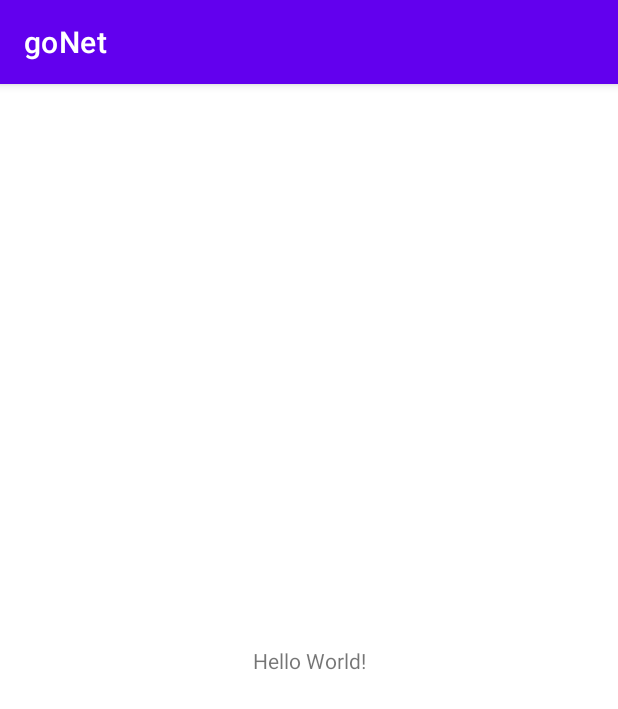
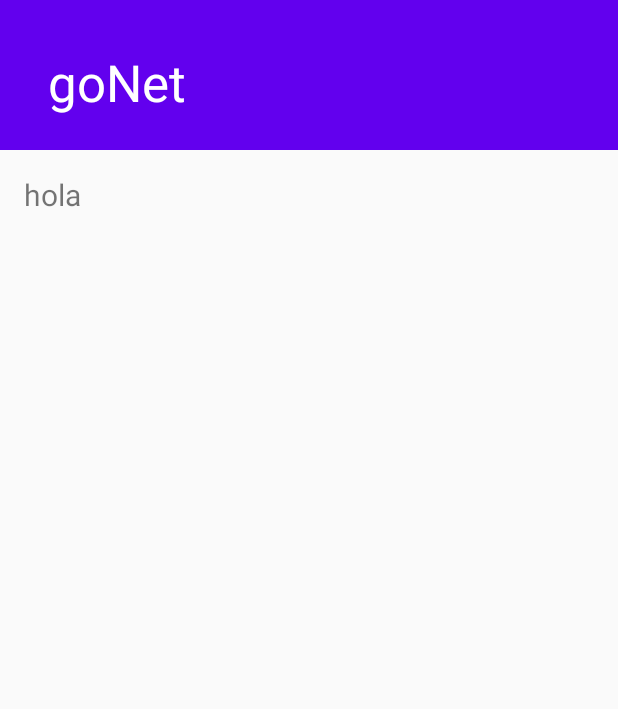
Before and after one commit to DIGIMATWEB/goNet, an Android app: the screen it shows after launch (MainActivity before the commit, secondActivity after it), on a phone screen of 412 x 824 dp. Shown: the top 709 px of the screen. Run offline under Robolectric (Android 15) with nearby library versions, the phone set to English and light mode, and no system bars.

Commit message:
setup splash
-setup splash like netflix

```diff
--- a/goNet/app/build.gradle
+++ b/goNet/app/build.gradle
@@ -35,4 +35,7 @@ dependencies {
     testImplementation 'junit:junit:4.+'
     androidTestImplementation 'androidx.test.ext:junit:1.1.3'
     androidTestImplementation 'androidx.test.espresso:espresso-core:3.4.0'
+
+    /*lottie implementation*/
+    implementation 'com.airbnb.android:lottie:4.2.2'
 }
--- a/goNet/app/src/main/AndroidManifest.xml
+++ b/goNet/app/src/main/AndroidManifest.xml
@@ -18,6 +18,10 @@
                 <category android:name="android.intent.category.LAUNCHER" />
             </intent-filter>
         </activity>
+        <activity
+            android:name=".secondactivity.view.secondActivity"
+            android:screenOrientation="portrait">
+        </activity>
     </application>
 
 </manifest>
--- a/goNet/app/src/main/java/com/goNet/gonet/MainActivity.java
+++ b/goNet/app/src/main/java/com/goNet/gonet/MainActivity.java
@@ -2,13 +2,59 @@ package com.goNet.gonet;
 
 import androidx.appcompat.app.AppCompatActivity;
 
+import android.animation.ValueAnimator;
+import android.content.Intent;
+import android.media.MediaPlayer;
 import android.os.Bundle;
+import android.os.Handler;
+
+import com.airbnb.lottie.LottieAnimationView;
+import com.goNet.gonet.secondactivity.view.secondActivity;
 
 public class MainActivity extends AppCompatActivity {
 
+    private  MediaPlayer song1 = new MediaPlayer();
     @Override
     protected void onCreate(Bundle savedInstanceState) {
         super.onCreate(savedInstanceState);
         setContentView(R.layout.activity_main);
+
+        LottieAnimationView animationView= findViewById(R.id.splash);
+
+
+
+        song1 = MediaPlayer.create(getApplicationContext(),  R.raw.netflixsound);
+        song1.setLooping(false);
+        animationView.addAnimatorUpdateListener(
+                        (animation) -> {
+                            // Do something.
+                            song1.start();
+
+
+                        });
+        animationView.playAnimation();
+
+        if (animationView.isAnimating()) {
+
+        }else
+        {
+
+            new Handler().postDelayed(new Runnable() {
+
+                @Override
+                public void run() {
+                    song1.pause();
+                    goToLoginContainer();
+
+                }
+            },4000);
+        }
+    }
+    private void goToLoginContainer() {
+        Intent intent = new Intent(MainActivity.this, secondActivity.class);
+        intent.addFlags(Intent.FLAG_ACTIVITY_CLEAR_TOP);
+        startActivity(intent);
+        finish();
+
     }
 }
--- /dev/null
+++ b/goNet/app/src/main/java/com/goNet/gonet/secondactivity/view/secondActivity.java
@@ -0,0 +1,15 @@
+package com.goNet.gonet.secondactivity.view;
+
+import android.os.Bundle;
+
+import androidx.appcompat.app.AppCompatActivity;
+
+import com.goNet.gonet.R;
+
+public class secondActivity extends AppCompatActivity {
+    @Override
+    protected void onCreate(Bundle savedInstanceState) {
+        super.onCreate(savedInstanceState);
+        setContentView(R.layout.second_activity);
+    }
+}
--- a/goNet/app/src/main/res/layout/activity_main.xml
+++ b/goNet/app/src/main/res/layout/activity_main.xml
@@ -4,15 +4,24 @@
     xmlns:tools="http://schemas.android.com/tools"
     android:layout_width="match_parent"
     android:layout_height="match_parent"
+    android:background="@color/black"
     tools:context=".MainActivity">
 
-    <TextView
-        android:layout_width="wrap_content"
+
+
+    <com.airbnb.lottie.LottieAnimationView
+        android:id="@+id/splash"
+        android:layout_width="match_parent"
         android:layout_height="wrap_content"
-        android:text="Hello World!"
+        app:lottie_rawRes="@raw/netflix_logo"
+        app:lottie_autoPlay="true"
+        app:lottie_loop="false"
         app:layout_constraintBottom_toBottomOf="parent"
-        app:layout_constraintLeft_toLeftOf="parent"
-        app:layout_constraintRight_toRightOf="parent"
-        app:layout_constraintTop_toTopOf="parent" />
+        app:layout_constraintEnd_toEndOf="parent"
+        app:layout_constraintStart_toStartOf="parent"
+
+        app:layout_constraintTop_toTopOf="parent">
+
+    </com.airbnb.lottie.LottieAnimationView>
 
 </androidx.constraintlayout.widget.ConstraintLayout>
--- /dev/null
+++ b/goNet/app/src/main/res/layout/second_activity.xml
@@ -0,0 +1,74 @@
+<?xml version="1.0" encoding="utf-8"?>
+<androidx.coordinatorlayout.widget.CoordinatorLayout
+    xmlns:android="http://schemas.android.com/apk/res/android"
+    xmlns:app="http://schemas.android.com/apk/res-auto"
+    xmlns:tools="http://schemas.android.com/tools"
+    android:layout_width="match_parent"
+    android:layout_height="match_parent"
+    tools:context=".MainActivity">
+
+    <!--AppBarLayout helps the toolbar and other components to react on
+        scroll changes. I am using Dark theme for AppBarLayout.
+        Inside this AppBarLayout i
+        have used CollapsingToolbarLayout. -->
+    <com.google.android.material.appbar.AppBarLayout
+        android:id="@+id/appBarLayout"
+        android:layout_width="match_parent"
+        android:layout_height="wrap_content"
+        android:theme="@style/ThemeOverlay.AppCompat.Dark.ActionBar">
+
+        <!-- In CollapsingToolbarLayout sompe important attributes are:
+         i)  app:layout_scrollFlags which is used to specify how collapsing
+             layout behaves when content is scrolled.I have used
+             app:layout_scrollFlags="scroll|snap|exitUntilCollapsed"
+             so it will scroll until it's is completely collapsed.
+         ii) app:contentScrim="@color/green" that specifies the color
+              of the collapsed toolbar -->
+        <com.google.android.material.appbar.CollapsingToolbarLayout
+            android:layout_width="match_parent"
+            android:layout_height="wrap_content"
+            app:contentScrim="@color/alfa"
+            app:layout_scrollFlags="scroll|snap|exitUntilCollapsed"
+            app:title="@string/app_name">
+
+            <!--We are adding the image that we have added earlier
+                  in the drawable folder.The attribute app:layout_collapseMode="parallax"
+                  causes the image to move when user scrolls at a specific ratio. -->
+            <ImageView
+                android:layout_width="match_parent"
+                android:layout_height="100dp"
+                android:scaleType="centerCrop"
+                android:src="@color/alfa"
+                app:layout_collapseMode="parallax" />
+
+            <!-- The attribute app:layout_collapseMode="pin" is set so that
+                 sticks to the top when the user scrolls the view up-->
+            <androidx.appcompat.widget.Toolbar
+                android:layout_width="match_parent"
+                android:layout_height="?attr/actionBarSize"
+                app:layout_collapseMode="pin"
+                app:popupTheme="@style/ThemeOverlay.AppCompat.Dark" />
+
+        </com.google.android.material.appbar.CollapsingToolbarLayout>
+
+    </com.google.android.material.appbar.AppBarLayout>
+
+    <!--Now add the NestedScollView-->
+    <androidx.core.widget.NestedScrollView
+        android:layout_width="match_parent"
+        android:layout_height="wrap_content"
+        app:layout_behavior="@string/appbar_scrolling_view_behavior">
+
+        <!--In textview we will be adding the text that i have
+            added earlier in strings.xml file.This is simply the
+            the content to be scrolled -->
+        <TextView
+            android:layout_width="match_parent"
+            android:layout_height="wrap_content"
+            android:lineSpacingExtra="8sp"
+            android:padding="16dp"
+            android:text="hola"
+            android:textSize="20sp" />
+    </androidx.core.widget.NestedScrollView>
+
+</androidx.coordinatorlayout.widget.CoordinatorLayout>
--- a/goNet/app/src/main/res/values-night/themes.xml
+++ b/goNet/app/src/main/res/values-night/themes.xml
@@ -1,6 +1,6 @@
 <resources xmlns:tools="http://schemas.android.com/tools">
     <!-- Base application theme. -->
-    <style name="Theme.GoNet" parent="Theme.MaterialComponents.DayNight.DarkActionBar">
+    <style name="Theme.GoNet" parent="Theme.AppCompat.Light.NoActionBar">
         <!-- Primary brand color. -->
         <item name="colorPrimary">@color/purple_200</item>
         <item name="colorPrimaryVariant">@color/purple_700</item>
--- a/goNet/app/src/main/res/values/colors.xml
+++ b/goNet/app/src/main/res/values/colors.xml
@@ -7,4 +7,6 @@
     <color name="teal_700">#FF018786</color>
     <color name="black">#FF000000</color>
     <color name="white">#FFFFFFFF</color>
+    <color name="green">#00BC0A</color>
+    <color name="alfa">#0000BC0A</color>
 </resources>
--- a/goNet/app/src/main/res/values/themes.xml
+++ b/goNet/app/src/main/res/values/themes.xml
@@ -1,6 +1,6 @@
 <resources xmlns:tools="http://schemas.android.com/tools">
     <!-- Base application theme. -->
-    <style name="Theme.GoNet" parent="Theme.MaterialComponents.DayNight.DarkActionBar">
+    <style name="Theme.GoNet" parent="Theme.AppCompat.Light.NoActionBar">
         <!-- Primary brand color. -->
         <item name="colorPrimary">@color/purple_500</item>
         <item name="colorPrimaryVariant">@color/purple_700</item>
```
Also changed, not shown: goNet/app/src/main/res/raw/netflix_logo.json (added, +1 -0 lines), goNet/app/src/main/res/drawable/netflixlogo.png (added), 1 other file.
